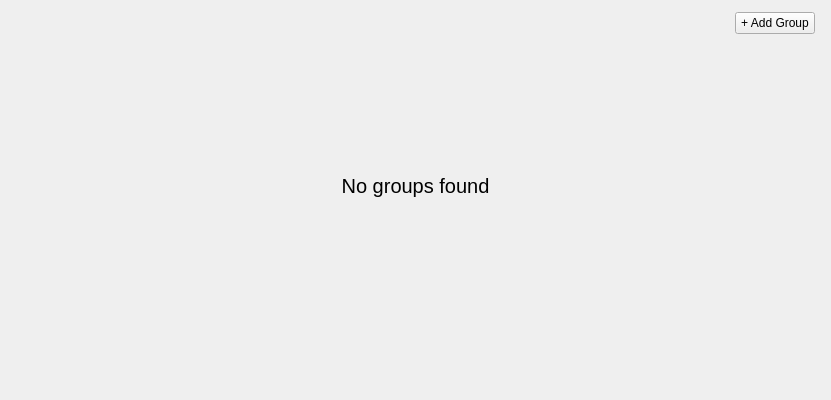
The window that vms/client/nx_vms_client_desktop/src/nx/vms/client/desktop/system_administration/widgets/user_groups_widget.ui (networkoptix/nx_open) describes before a commit, drawn with Qt 5.
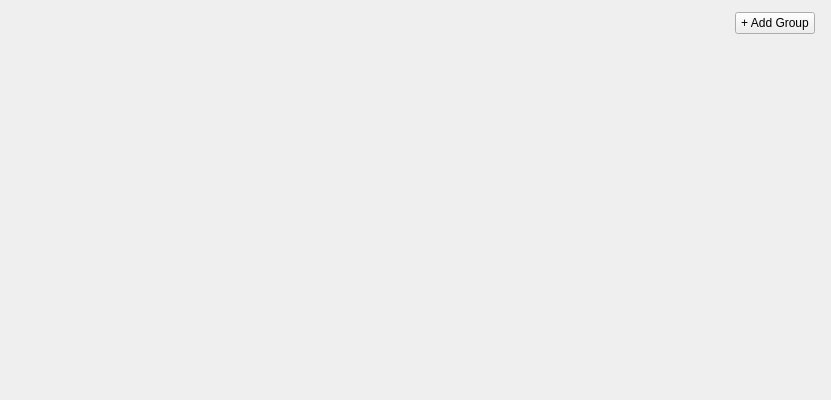
The same window after the commit. The open tabs and pages were chosen to show the change. Custom widgets are drawn as their Qt base class.

Commit message: VMS-36387: Fix users & groups search results placeholders

Patch:
```diff
--- a/vms/client/nx_vms_client_desktop/src/nx/vms/client/desktop/system_administration/widgets/user_groups_widget.ui
+++ b/vms/client/nx_vms_client_desktop/src/nx/vms/client/desktop/system_administration/widgets/user_groups_widget.ui
@@ -146,8 +146,35 @@
          <property name="bottomMargin">
           <number>0</number>
          </property>
-         <item row="0" column="0">
-          <spacer name="verticalSpacer_2">
+         <item row="1" column="0">
+          <widget class="QWidget" name="nothingFoundPlaceholder" native="true">
+           <property name="minimumSize">
+            <size>
+             <width>0</width>
+             <height>20</height>
+            </size>
+           </property>
+           <layout class="QVBoxLayout" name="nothingFoundPlaceholderLayout">
+            <property name="spacing">
+             <number>0</number>
+            </property>
+            <property name="leftMargin">
+             <number>0</number>
+            </property>
+            <property name="topMargin">
+             <number>0</number>
+            </property>
+            <property name="rightMargin">
+             <number>0</number>
+            </property>
+            <property name="bottomMargin">
+             <number>0</number>
+            </property>
+           </layout>
+          </widget>
+         </item>
+         <item row="2" column="0">
+          <spacer name="verticalSpacer_3">
            <property name="orientation">
             <enum>Qt::Vertical</enum>
            </property>
@@ -159,25 +186,8 @@
            </property>
           </spacer>
          </item>
-         <item row="1" column="0">
-          <widget class="QLabel" name="label">
-           <property name="font">
-            <font>
-             <pointsize>15</pointsize>
-             <weight>50</weight>
-             <bold>false</bold>
-            </font>
-           </property>
-           <property name="text">
-            <string>No groups found</string>
-           </property>
-           <property name="alignment">
-            <set>Qt::AlignCenter</set>
-           </property>
-          </widget>
-         </item>
-         <item row="2" column="0">
-          <spacer name="verticalSpacer_3">
+         <item row="0" column="0">
+          <spacer name="verticalSpacer_2">
            <property name="orientation">
             <enum>Qt::Vertical</enum>
            </property>
```
The commit also changes 3 other files.
